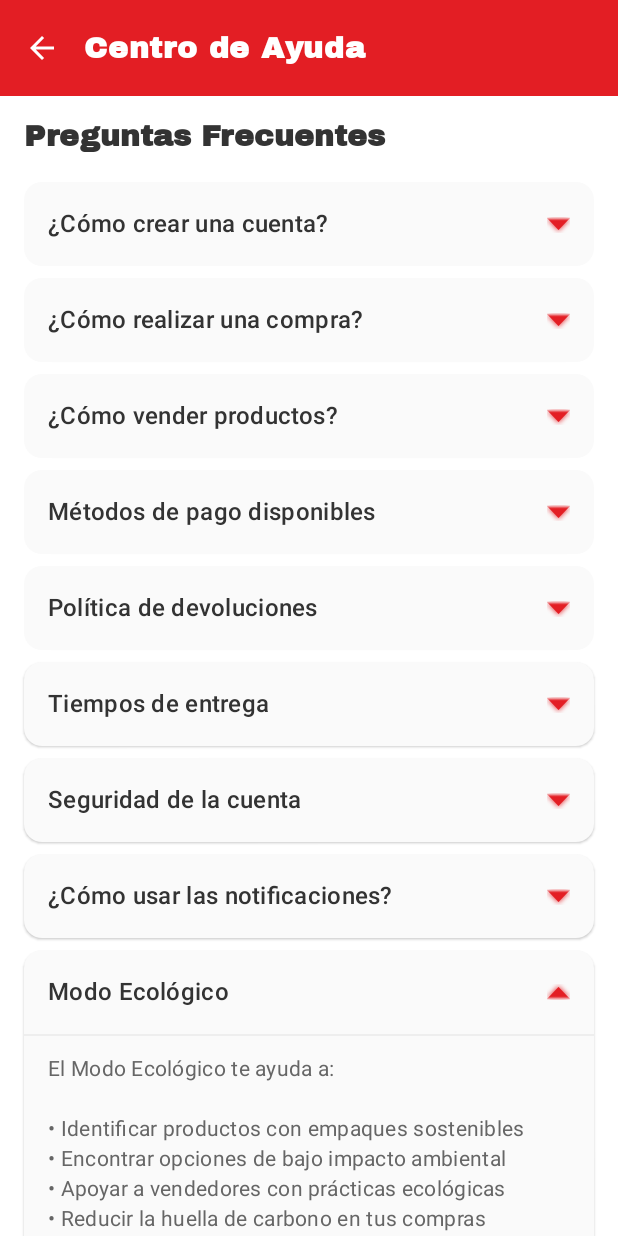
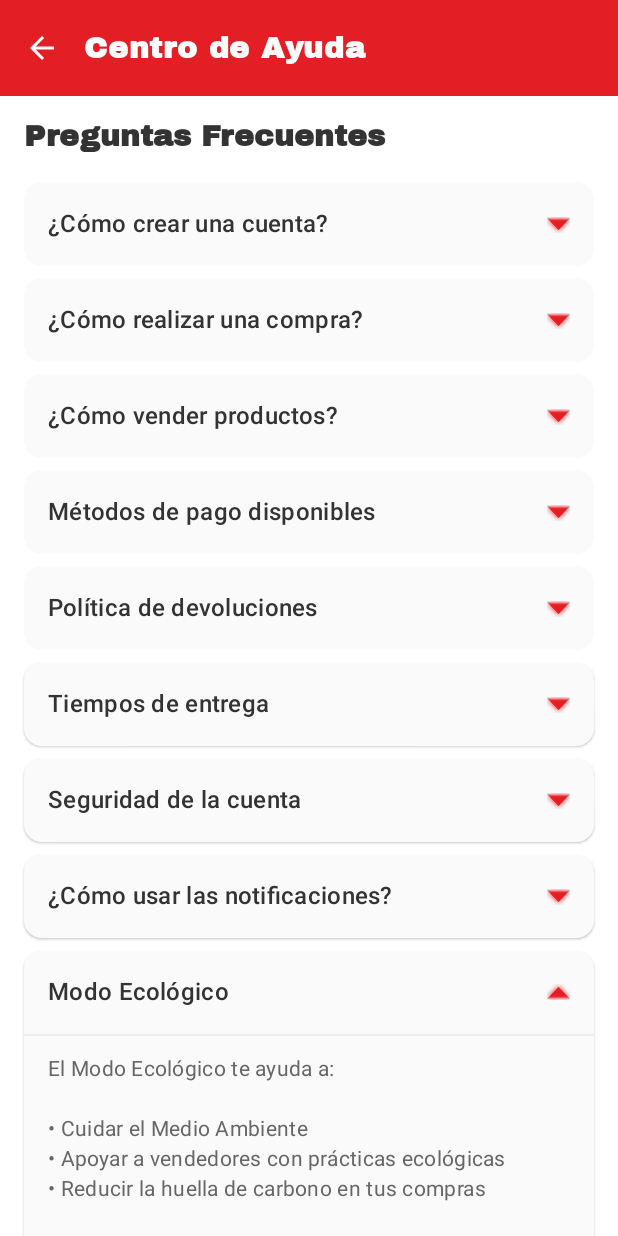
Before and after one commit to CoaquiraIdmeTaylorYampier/negolatina1, an Android app built with Jetpack Compose: the HelpScreen screen opened through its navigation route, after a tap on "Modo Ecológico", on a phone screen of 412 x 824 dp. Run offline under Robolectric (Android 15) with nearby library versions, the phone set to English and light mode, and no system bars.

Commit message:
Conectando de mejor forma Ayuda a ClientNavigationDrawer.kt Reemplazando el acerca de nosotros por Ayuda

```diff
--- a/app/src/main/java/com/example/negolatina/Ayuda.kt
+++ b/app/src/main/java/com/example/negolatina/Ayuda.kt
@@ -220,11 +220,10 @@ fun HelpScreen(navController: NavController) {
             ) {
                 Text(
                     text = "El Modo Ecológico te ayuda a:\n\n" +
-                            "• Identificar productos con empaques sostenibles\n" +
-                            "• Encontrar opciones de bajo impacto ambiental\n" +
+                            "• Cuidar el Medio Ambiente\n" +
                             "• Apoyar a vendedores con prácticas ecológicas\n" +
                             "• Reducir la huella de carbono en tus compras\n\n" +
-                            "Activa el Modo Ecológico desde el menú principal para ver productos certificados.",
+                            "Activa el Modo Ecológico desde el menú principal para ver tu amigo sostenible.",
                     style = MaterialTheme.typography.bodyMedium,
                     color = Color(0xFF666666),
                     modifier = Modifier.padding(horizontal = 16.dp, vertical = 12.dp)
--- a/app/src/main/java/com/example/negolatina/ClientNavigationDrawer.kt
+++ b/app/src/main/java/com/example/negolatina/ClientNavigationDrawer.kt
@@ -56,8 +56,8 @@ fun ClientNavigationDrawer(
         DrawerMenuItem("categories", "Categorias", Icons.Filled.Category),
         DrawerMenuItem("all_products", "Productos", Icons.AutoMirrored.Filled.List),
         DrawerMenuItem("mode ecologic", "Modo ecologico", Icons.Filled.EnergySavingsLeaf),
-        DrawerMenuItem("welcome", "Cerrar sesión", Icons.AutoMirrored.Filled.ExitToApp),
-        DrawerMenuItem("about_us", "Acerca de", Icons.Filled.Info),
+        DrawerMenuItem("help", "Ayuda", Icons.Filled.Help), // ✅ CAMBIADO: "about_us" → "help" con ícono Help
+        DrawerMenuItem("welcome", "Cerrar sesión", Icons.AutoMirrored.Filled.ExitToApp)
     )
 
     Column(modifier = Modifier.fillMaxSize()) {
--- a/app/src/main/java/com/example/negolatina/MainActivity.kt
+++ b/app/src/main/java/com/example/negolatina/MainActivity.kt
@@ -120,8 +120,7 @@ class MainActivity : ComponentActivity() {
                     composable("sell") { SellScreen(navController) }
                     composable("eco_mode") { EcoModeScreen(navController) }
                     composable("help") { HelpScreen(navController) }
-                    composable("about_us") { AboutUsScreen(navController) }
-                }
+                   }
             }
         }
     }
@@ -173,8 +172,6 @@ fun SplashScreen(navController: NavController) {
 @Composable fun OffersScreen(navController: NavController) { CenterText("Ofertas - En desarrollo") }
 @Composable fun SellScreen(navController: NavController) { CenterText("Vender Producto - En desarrollo") }
 @Composable fun EcoModeScreen(navController: NavController) { CenterText("Modo Ecológico - En desarrollo") }
-@Composable fun AboutUsScreen(navController: NavController) { CenterText("Acerca de Nosotros - En desarrollo") }
-
 @Composable
 fun CenterText(text: String) {
     Box(
```
Also changed, not shown: app/src/main/java/com/example/negolatina/MeatsAndSausagesScreen.kt (deleted, +0 -61 lines).
